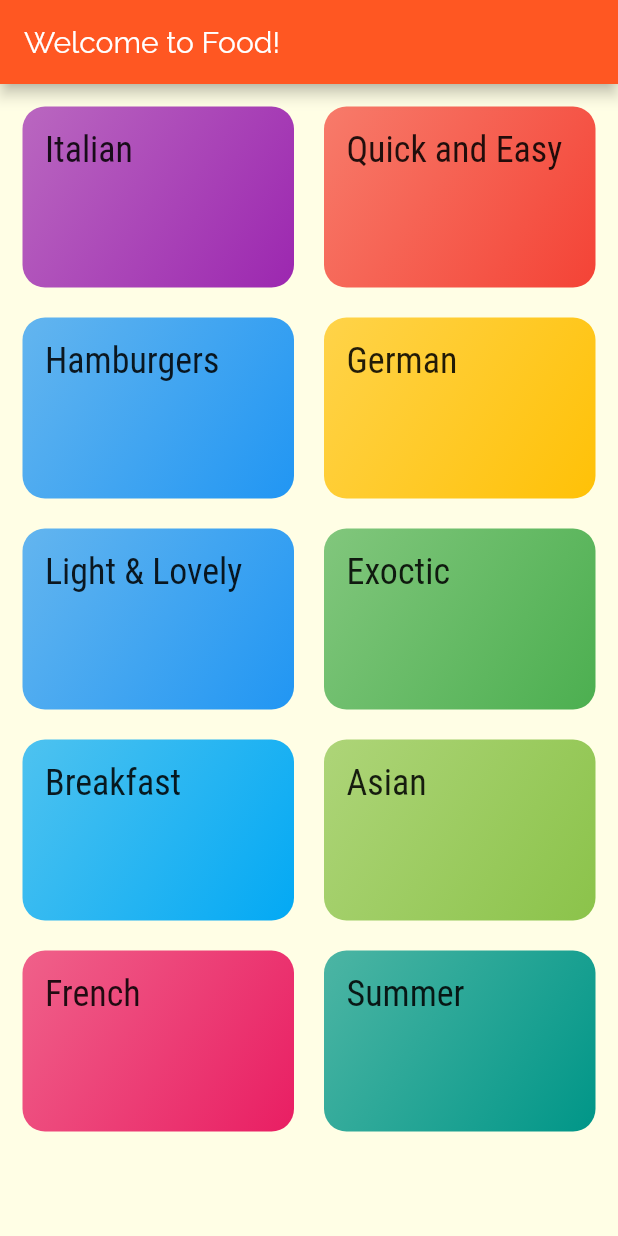
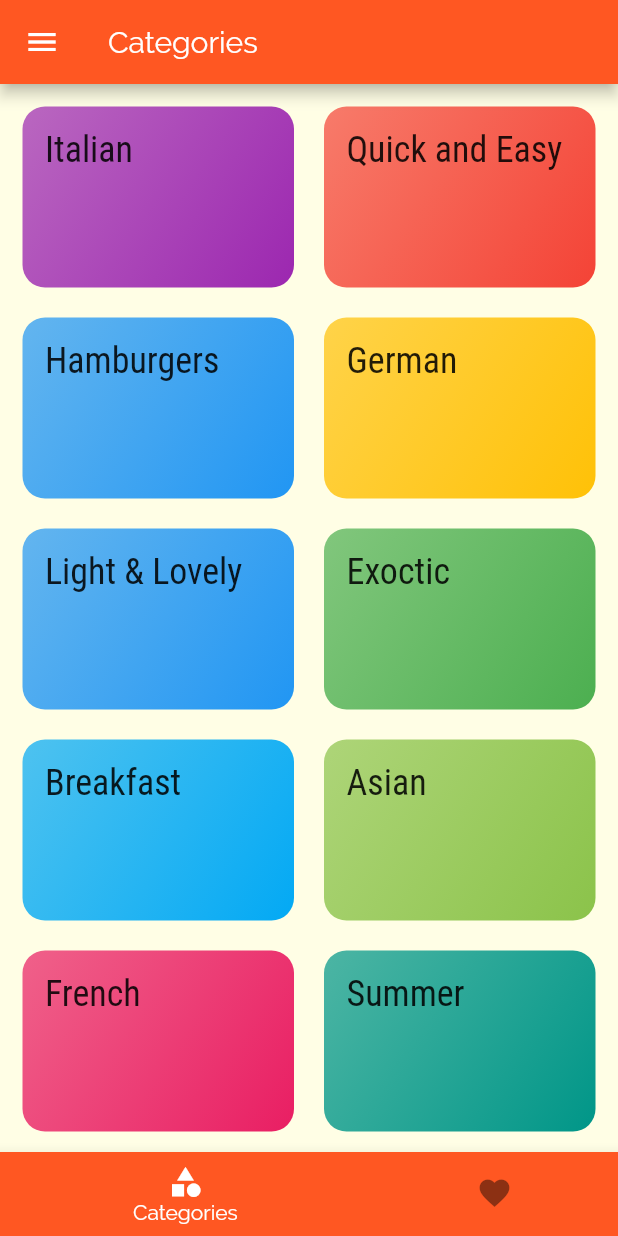
Before and after one commit to lighttt/ReceipeApp, a Flutter app: the screen it shows after launch, on a phone screen of 412 x 824 dp. Run offline on Flutter 3.47's test engine with Material 2 defaults, Android fonts, the phone set to English and light mode, and no system bars.

Commit message:
Created bottom bar screen and meal details screen

```diff
--- a/lib/main.dart
+++ b/lib/main.dart
@@ -1,6 +1,8 @@
 import 'package:flutter/material.dart';
+import 'package:receipe_app/screens/bottom_bar_screen.dart';
 import 'package:receipe_app/screens/category_meal_screen.dart';
 import 'package:receipe_app/screens/category_overview_screen.dart';
+import 'package:receipe_app/screens/meal_details_screen.dart';
 
 void main() {
   runApp(MyApp());
@@ -21,9 +23,10 @@ class MyApp extends StatelessWidget {
               body1: TextStyle(color: Color.fromRGBO(20, 51, 51, 1)),
               body2: TextStyle(color: Color.fromRGBO(20, 51, 51, 1)),
               title: TextStyle(fontSize: 24, fontFamily: "Roboto"))),
-      home: CategoryOverviewScreen(),
+      home: BottomBarScreen(),
       routes: {
         CategoryMealScreen.routeName: (ctx) => CategoryMealScreen(),
+        MealDetailsScreen.routeName: (ctx) => MealDetailsScreen(),
       },
     );
   }
--- /dev/null
+++ b/lib/screens/bottom_bar_screen.dart
@@ -0,0 +1,60 @@
+import 'package:flutter/material.dart';
+import 'package:receipe_app/screens/category_overview_screen.dart';
+import 'package:receipe_app/widgets/app_drawer.dart';
+
+import 'favourites_screen.dart';
+
+class BottomBarScreen extends StatefulWidget {
+  @override
+  _BottomBarScreenState createState() => _BottomBarScreenState();
+}
+
+class _BottomBarScreenState extends State<BottomBarScreen> {
+  final List<Map<String, Object>> _pages = [
+    {
+      'page': CategoryOverviewScreen(),
+      'title': "Categories",
+    },
+    {
+      'page': FavouritesScreen(),
+      'title': "Favourites",
+    }
+  ];
+
+  int _selectedPageIndex = 0;
+
+  void _selectPage(int index) {
+    setState(() {
+      _selectedPageIndex = index;
+    });
+  }
+
+  @override
+  Widget build(BuildContext context) {
+    return Scaffold(
+      appBar: AppBar(
+        title: Text(_pages[_selectedPageIndex]["title"]),
+      ),
+      drawer: MainDrawer(),
+      body: _pages[_selectedPageIndex]["page"],
+      bottomNavigationBar: BottomNavigationBar(
+        onTap: _selectPage,
+        currentIndex: _selectedPageIndex,
+        backgroundColor: Theme.of(context).primaryColor,
+        selectedItemColor: Colors.white,
+        unselectedItemColor: Colors.black45,
+        type: BottomNavigationBarType.shifting,
+        items: <BottomNavigationBarItem>[
+          BottomNavigationBarItem(
+              backgroundColor: Theme.of(context).primaryColor,
+              title: Text("Categories"),
+              icon: Icon(Icons.category)),
+          BottomNavigationBarItem(
+              backgroundColor: Theme.of(context).primaryColor,
+              title: Text("Favourites"),
+              icon: Icon(Icons.favorite))
+        ],
+      ),
+    );
+  }
+}
--- a/lib/screens/category_overview_screen.dart
+++ b/lib/screens/category_overview_screen.dart
@@ -1,15 +1,12 @@
 import 'package:flutter/material.dart';
 import 'package:receipe_app/dummy_data.dart';
+import 'package:receipe_app/widgets/app_drawer.dart';
 import 'package:receipe_app/widgets/category_item.dart';
 
 class CategoryOverviewScreen extends StatelessWidget {
   @override
   Widget build(BuildContext context) {
-    return Scaffold(
-      appBar: AppBar(
-        title: const Text("Welcome to Food!"),
-      ),
-      body: GridView(
+    return GridView(
       gridDelegate: SliverGridDelegateWithMaxCrossAxisExtent(
         maxCrossAxisExtent: 200.0,
         childAspectRatio: 3 / 2,
@@ -21,7 +18,6 @@ class CategoryOverviewScreen extends StatelessWidget {
           .map((catData) =>
               CategoryItem(catData.id, catData.title, catData.color))
           .toList(),
-      ),
     );
   }
 }
```
Also changed, not shown: lib/screens/favourites_screen.dart (added, +10 -0 lines), lib/screens/meal_details_screen.dart (added, +80 -0 lines), lib/widgets/app_drawer.dart (added, +34 -0 lines), lib/widgets/meal_item.dart (+9 -2 lines). Lines whose indentation alone changed are shown as unchanged.
